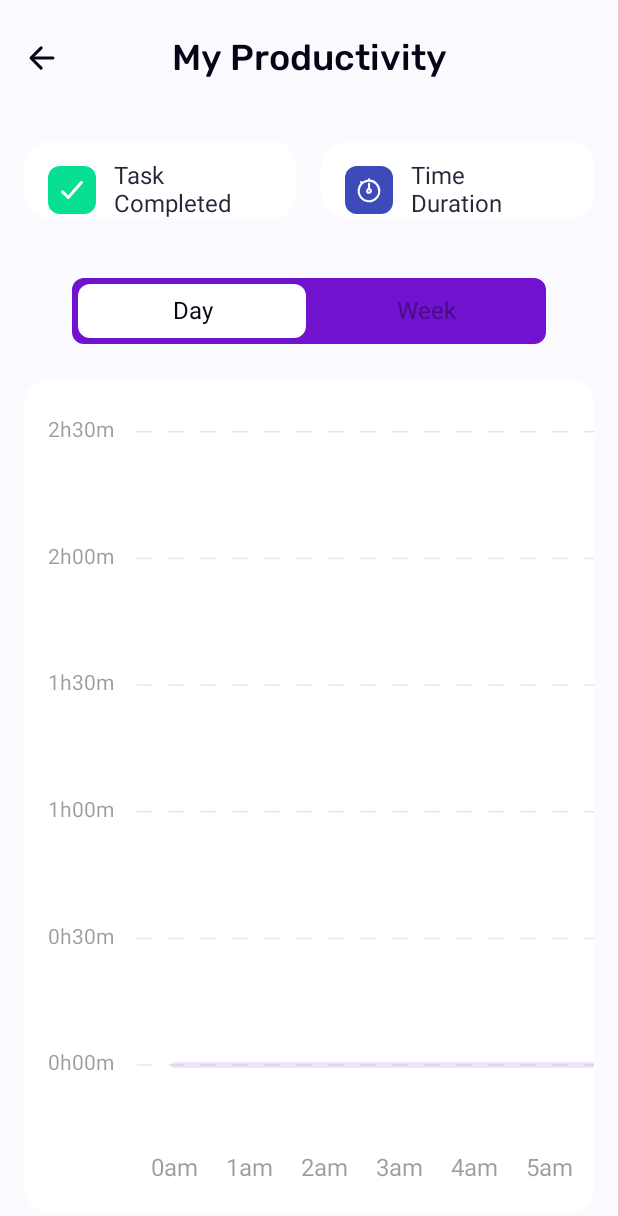
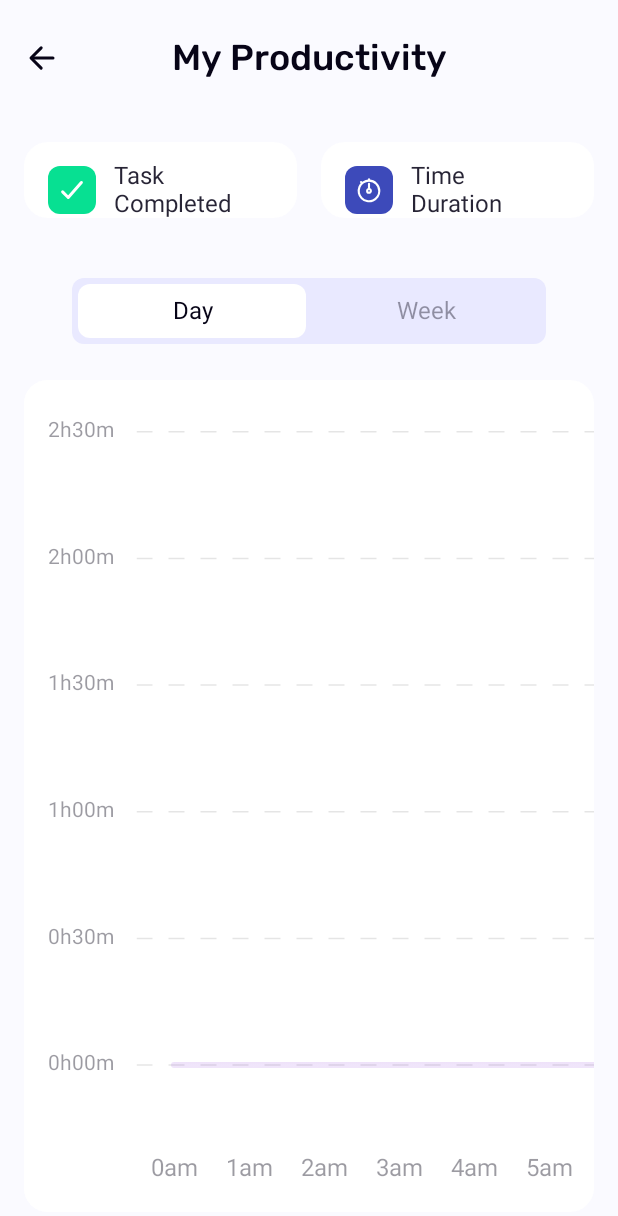
Before and after one commit to KhussanAminzhanov/TimePadTracker, an Android app built with Jetpack Compose: the composable ReportScreen shown on its own in the app's theme, on a phone screen of 412 x 824 dp. Shown: the top 1216 px of the screen. Run offline under Robolectric (Android 15) with nearby library versions, the phone set to English and light mode, and no system bars; our stand-ins replace Room's generated code, constraintlayout-compose, livedata-compose; 2 statements that could not run were skipped.

Commit message:
change line colors to more visible

```diff
--- a/app/src/main/java/com/timepad/timepadtracker/presentation/screens/report/LineChart.kt
+++ b/app/src/main/java/com/timepad/timepadtracker/presentation/screens/report/LineChart.kt
@@ -147,7 +147,16 @@ fun Chart(
             }
 
             drawPath(
-                brush = Brush.verticalGradient(colors = listOf(Lavender, PurpleLight)),
+                brush = Brush.verticalGradient(
+                    colors = listOf(
+                        Lavender,
+                        Lavender,
+                        Purple,
+                        Purple,
+                        Purple,
+                        PurpleLight
+                    )
+                ),
                 path = path,
                 style = Stroke(
                     width = 4.dp.toPx(),
--- a/app/src/main/java/com/timepad/timepadtracker/presentation/screens/report/ReportScreen.kt
+++ b/app/src/main/java/com/timepad/timepadtracker/presentation/screens/report/ReportScreen.kt
@@ -286,7 +286,7 @@ private fun Tabs(
     onClick: (String) -> Unit,
     modifier: Modifier = Modifier
 ) {
-    val backgroundColor = if (isSystemInDarkTheme()) DarkBlue else Lavender
+    val backgroundColor = if (isSystemInDarkTheme()) DarkBlue else LavenderLight
 
     Surface(
         color = backgroundColor,
--- a/app/src/main/java/com/timepad/timepadtracker/presentation/screens/timer/TimerScreen.kt
+++ b/app/src/main/java/com/timepad/timepadtracker/presentation/screens/timer/TimerScreen.kt
@@ -28,7 +28,7 @@ import androidx.constraintlayout.compose.ConstraintLayout
 import androidx.navigation.NavHostController
 import com.timepad.timepadtracker.R
 import com.timepad.timepadtracker.presentation.screens.report.Header
-import com.timepad.timepadtracker.presentation.theme.LavenderLight
+import com.timepad.timepadtracker.presentation.theme.Lavender
 import com.timepad.timepadtracker.presentation.viewmodels.MainViewModel
 import com.timepad.timepadtracker.utils.formatTimeMillisHMS
 
@@ -47,7 +47,7 @@ fun TimerScreen(
     ) {
         val (header, timer, finishBtn, quitBtn) = createRefs()
         val backgroundColor = if (isSystemInDarkTheme()) Color(0xFF1B143F) else Color(0xFFE9E9FF)
-        val primaryBarColor = Brush.verticalGradient(listOf(Color(0xFFc198e9), LavenderLight))
+        val primaryBarColor = Brush.verticalGradient(listOf(Color(0xFFc198e9), Lavender))
 
         Header(
             titleTextRes = R.string.timer,
```
